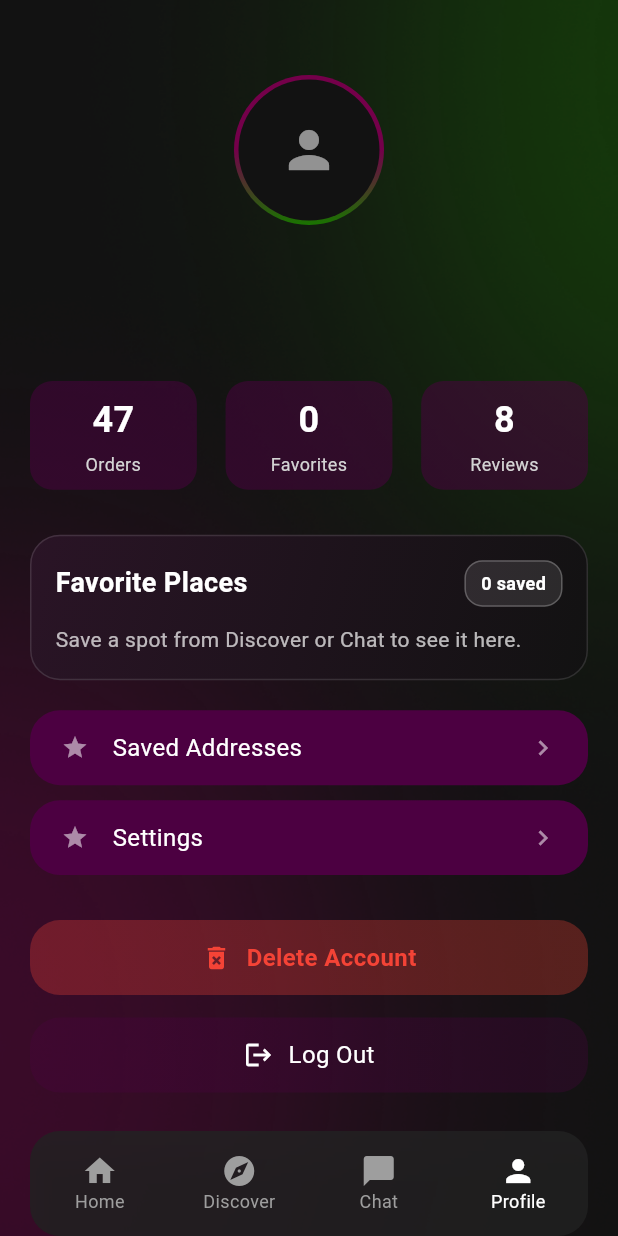
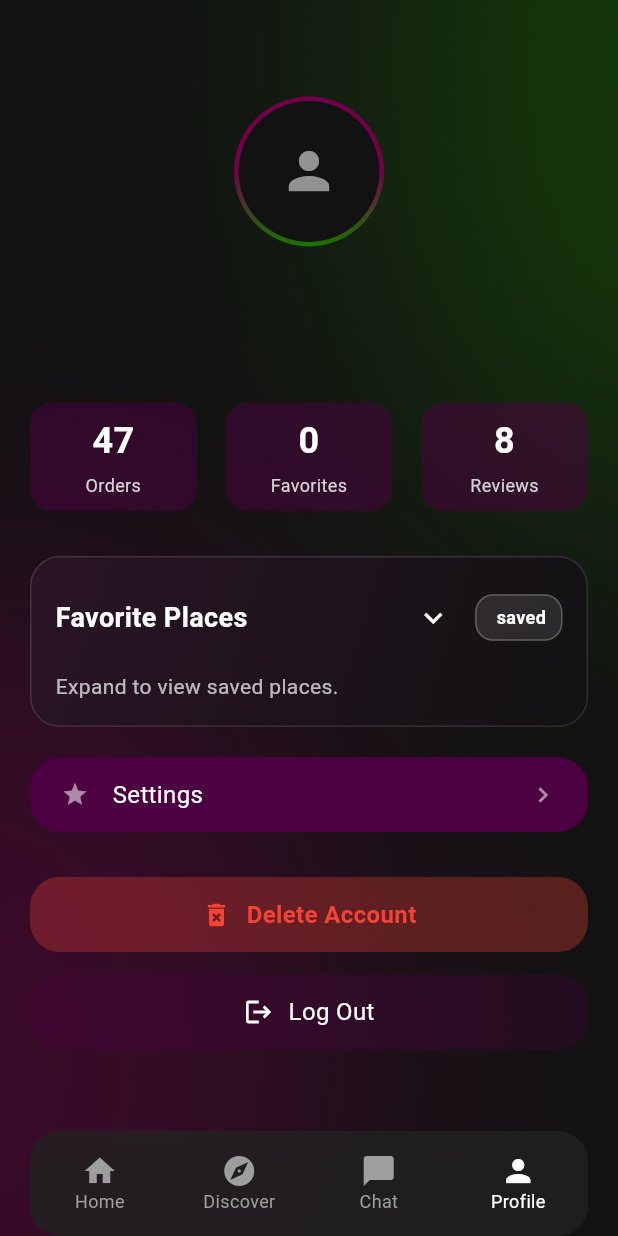
Before and after one commit to bshiff2/dinnr_app, a Flutter app: the Profile screen opened by its route, on a phone screen of 412 x 824 dp. Run offline on Flutter 3.47's test engine with Material 3 defaults, Android fonts, the phone set to English and light mode, and no system bars; our stand-ins replace audioplayers, cloud_firestore, firebase_auth, firebase_core, firebase_storage, flutter_dotenv and 4 more; accounts and stored records are empty; network calls fail; Roboto replaces fonts that are missing (Arvo, SF Compact Rounded).

Commit message:
favorites tuning

```diff
--- a/lib/profile.dart
+++ b/lib/profile.dart
@@ -52,6 +52,7 @@ class _ProfileState extends State<Profile> {
   List<FavoriteRestaurant> _favorites = [];
   int _favoriteCount = 0;
   bool _favoritesLoading = true;
+  bool _favoritesExpanded = false;
   Map<String, dynamic>? _userProfile;
 
   void _startAuthListener() {
@@ -480,8 +481,6 @@ class _ProfileState extends State<Profile> {
                   _buildFavoritesSection(),
                   const SizedBox(height: 20),
                   // Menu Items
-                  _buildMenuItem('Saved Addresses'),
-                  const SizedBox(height: 10),
                   _buildMenuItem('Settings'),
                   const SizedBox(height: 30),
                   // Delete Account Button (Temporary)
@@ -746,6 +745,15 @@ class _ProfileState extends State<Profile> {
                 ),
               ),
               const Spacer(),
+              IconButton(
+                onPressed: () => setState(() => _favoritesExpanded = !_favoritesExpanded),
+                icon: Icon(
+                  _favoritesExpanded ? Icons.expand_less : Icons.expand_more,
+                  color: Colors.white,
+                ),
+                tooltip: _favoritesExpanded ? 'Collapse' : 'Expand',
+              ),
+              const SizedBox(width: 4),
               if (_favoritesLoading)
                 const SizedBox(
                   height: 18,
@@ -761,7 +769,7 @@ class _ProfileState extends State<Profile> {
                     border: Border.all(color: Colors.white24),
                   ),
                   child: Text(
-                    '$_favoriteCount saved',
+                    ' saved',
                     style: const TextStyle(
                       color: Colors.white,
                       fontSize: 12,
@@ -775,6 +783,15 @@ class _ProfileState extends State<Profile> {
           const SizedBox(height: 12),
           if (_favoritesLoading)
             const SizedBox.shrink()
+          else if (!_favoritesExpanded)
+            const Text(
+              'Expand to view saved places.',
+              style: TextStyle(
+                color: Colors.white70,
+                fontSize: 14,
+                fontFamily: 'SF Compact Rounded',
+              ),
+            )
           else if (_favorites.isEmpty)
             const Text(
               'Save a spot from Discover or Chat to see it here.',
@@ -887,7 +904,6 @@ class _ProfileState extends State<Profile> {
       ),
     );
   }
-
   Widget _buildStatCard(String value, String label) {
     return Container(
       width: 111.22,
```
